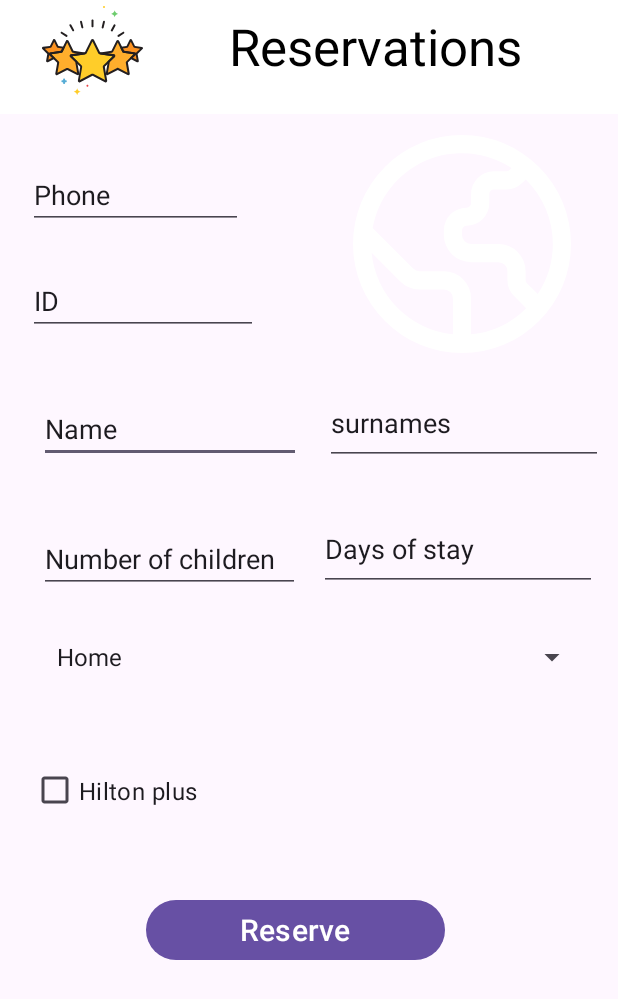
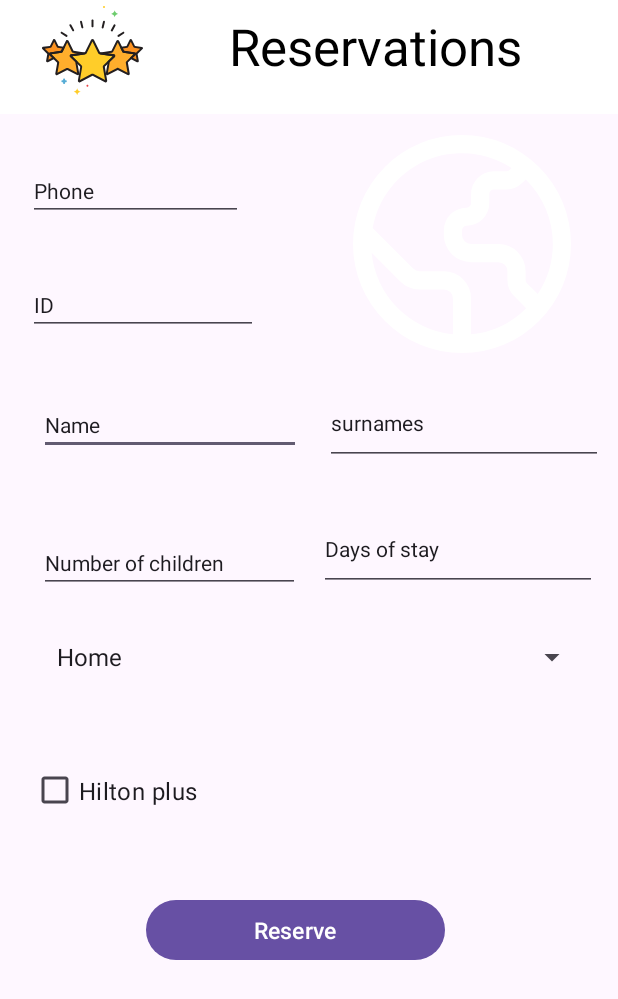
Before and after one commit to martinpez/hotel_servicios, an Android app: the layout relative.xml on its own in the app's theme, with its tools: preview values and no code run, on a phone screen of 412 x 824 dp. Shown: the top 999 px of the screen. Run offline under Robolectric (Android 15) with nearby library versions, the phone set to English and light mode, and no system bars.

```diff
--- a/app/src/main/res/layout/relative.xml
+++ b/app/src/main/res/layout/relative.xml
@@ -48,7 +48,8 @@
         android:layout_marginEnd="211dp"
         android:ems="10"
         android:inputType="text"
-        android:text="Name" />
+        android:text="Name"
+        android:textSize="14sp" />
 
     <EditText
         android:id="@+id/editTextText6"
@@ -59,6 +60,7 @@
         android:layout_marginTop="192dp"
         android:layout_marginEnd="10dp"
         android:ems="10"
+        android:textSize="14sp"
         android:inputType="text"
         android:text="surnames" />
 
@@ -74,10 +76,12 @@
         android:layout_marginBottom="-319dp"
         android:ems="10"
         android:inputType="number"
+        android:textSize="14sp"
         android:text="Number of children " />
 
     <EditText
         android:id="@+id/editTextNumber2"
+        android:textSize="14sp"
         android:layout_width="185dp"
         android:layout_height="56dp"
         android:layout_below="@+id/toolbar"
@@ -94,17 +98,21 @@
         android:layout_height="wrap_content"
         android:layout_below="@+id/toolbar"
         android:layout_alignParentEnd="true"
+        android:textSize="14sp"
         android:layout_marginTop="45dp"
         android:layout_marginEnd="250dp"
         android:ems="10"
+
         android:inputType="phone"
         android:text="Phone" />
 
     <EditText
         android:id="@+id/editTextNumber3"
         android:layout_width="153dp"
+        android:textSize="14sp"
         android:layout_height="wrap_content"
         android:layout_alignBottom="@+id/toolbar"
+
         android:layout_alignParentEnd="true"
         android:layout_marginEnd="240dp"
         android:layout_marginBottom="-147dp"
@@ -117,6 +125,7 @@
         android:layout_width="362dp"
         android:layout_height="37dp"
         android:layout_below="@+id/toolbar"
+        android:textSize="14sp"
         android:layout_alignParentLeft="true"
         android:layout_marginLeft="30dp"
         android:layout_marginTop="357dp"
@@ -126,6 +135,7 @@
     <CheckBox
         android:id="@+id/checkBox2"
         android:layout_width="167dp"
+
         android:layout_height="78dp"
         android:layout_below="@+id/toolbar"
         android:layout_alignEnd="@+id/spinner_cargo"
@@ -143,8 +153,9 @@
         android:layout_marginTop="534dp"
         android:layout_marginEnd="95dp"
         android:text="Reserve"
+
         android:textColor="#FFFFFF"
-        android:textSize="20sp" />
+        android:textSize="15dp" />
 
     <ImageView
         android:id="@+id/imageView11"
```
